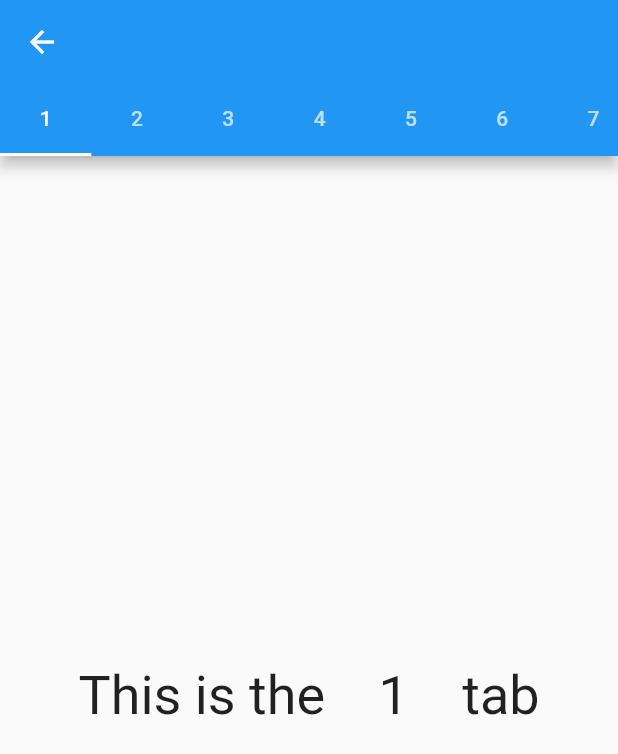
After one commit to casareafer2908/flutter_app_clones, a Flutter app: the FlutterSamplesScreen screen opened by its route, after a tap on "Tabs", on a phone screen of 412 x 824 dp. The commit adds this screen. Shown: the top 754 px of the screen. Run offline on Flutter 3.47's test engine with Material 2 defaults, Android fonts, the phone set to English and light mode, and no system bars; our stand-ins replace easy_localization.

Commit message:
Tab controller example

```diff
--- a/lib/src/app.dart
+++ b/lib/src/app.dart
@@ -10,6 +10,7 @@ class MyApp extends StatelessWidget {
   @override
   Widget build(BuildContext context) {
     return MaterialApp(
+      debugShowCheckedModeBanner: false,
       localizationsDelegates: context.localizationDelegates,
       supportedLocales: context.supportedLocales,
       locale: context.locale,
--- a/lib/src/navigation/routes.dart
+++ b/lib/src/navigation/routes.dart
@@ -1,17 +1,25 @@
 import 'package:flutter/material.dart';
 import 'package:flutter_app_clones/src/ui/app_clones/coffee_shop_screen.dart';
 import 'package:flutter_app_clones/src/ui/app_clones/twitter_clone_screen.dart';
+import 'package:flutter_app_clones/src/ui/flutter_samples/flutter_samples_list_screen.dart';
+import 'package:flutter_app_clones/src/ui/flutter_samples/tabs_controller_screen.dart';
 import 'package:flutter_app_clones/src/ui/main_menu_screen.dart';
 
 class Routes {
   static const mainMenu = '/';
+  static const flutterSamplesList = '/flutterSamplesList';
   static const twitterClone = '/twitterClone';
+  static const tabController = '/tabController';
   static const coffeeShopClone = '/coffeeShopClone';
 
   static Route routes(RouteSettings routeSettings) {
     switch (routeSettings.name) {
       case mainMenu:
         return _buildRoute(MainMenu.create);
+      case tabController:
+        return _buildRoute(TabControllerExample.create);
+      case flutterSamplesList:
+        return _buildRoute(FlutterSamplesScreen.create);
       case coffeeShopClone:
         return _buildRoute(CoffeeShopScreen.create);
       case twitterClone:
--- /dev/null
+++ b/lib/src/ui/flutter_samples/flutter_samples_list_screen.dart
@@ -0,0 +1,37 @@
+import 'package:flutter/material.dart';
+import 'package:flutter_app_clones/src/navigation/routes.dart';
+
+class FlutterSamplesScreen extends StatelessWidget {
+  const FlutterSamplesScreen({Key? key}) : super(key: key);
+
+  static Widget create(BuildContext context) => const FlutterSamplesScreen();
+
+  @override
+  Widget build(BuildContext context) {
+    return SafeArea(
+      child: Scaffold(
+        appBar: AppBar(
+          title: const Text('Flutter Samples'),
+        ),
+        body: _buildContent(context),
+      ),
+    );
+  }
+
+  _buildContent(BuildContext context) {
+    return Padding(
+      padding: const EdgeInsets.all(16),
+      child: Column(
+        mainAxisAlignment: MainAxisAlignment.center,
+        crossAxisAlignment: CrossAxisAlignment.stretch,
+        children: <Widget>[
+          ElevatedButton(
+            key: const ValueKey('tabsControllerScreen'),
+            child: const Text('Tabs'),
+            onPressed: () => Navigator.pushNamed(context, Routes.tabController),
+          )
+        ],
+      ),
+    );
+  }
+}
--- /dev/null
+++ b/lib/src/ui/flutter_samples/tabs_controller_screen.dart
@@ -0,0 +1,50 @@
+import 'package:flutter/material.dart';
+
+class TabControllerExample extends StatelessWidget {
+  TabControllerExample({Key? key}) : super(key: key);
+
+  static Widget create(BuildContext context) => TabControllerExample();
+
+  final List<Tab> myTabs = <Tab>[
+    Tab(text: '   1   '),
+    Tab(text: '   2   '),
+    Tab(text: '   3   '),
+    Tab(text: '   4   '),
+    Tab(text: '   5   '),
+    Tab(text: '   6   '),
+    Tab(text: '   7   '),
+    Tab(text: '   8   '),
+    Tab(text: '   9   '),
+    Tab(text: '   10  '),
+    Tab(text: '   11  '),
+    Tab(text: '   12  '),
+  ];
+
+  @override
+  Widget build(BuildContext context) {
+    return SafeArea(
+      child: DefaultTabController(
+        length: myTabs.length,
+        child: Scaffold(
+          appBar: AppBar(
+            bottom: TabBar(
+              isScrollable: true,
+              tabs: myTabs,
+            ),
+          ),
+          body: TabBarView(
+            children: myTabs.map((Tab tab) {
+              final String label = tab.text!.toLowerCase();
+              return Center(
+                child: Text(
+                  'This is the $label tab',
+                  style: const TextStyle(fontSize: 36),
+                ),
+              );
+            }).toList(),
+          ),
+        ),
+      ),
+    );
+  }
+}
--- a/lib/src/ui/main_menu_screen.dart
+++ b/lib/src/ui/main_menu_screen.dart
@@ -27,7 +27,8 @@ class MainMenu extends StatelessWidget {
         children: <Widget>[
           ElevatedButton(
             key: const ValueKey('flutterSamples'),
-            onPressed: null,
+            onPressed: () =>
+                Navigator.pushNamed(context, Routes.flutterSamplesList),
             child: const Text(LocaleKeys.flutterSamples).tr(),
           ),
           ElevatedButton(
```
Also changed, not shown: 1 other file.
